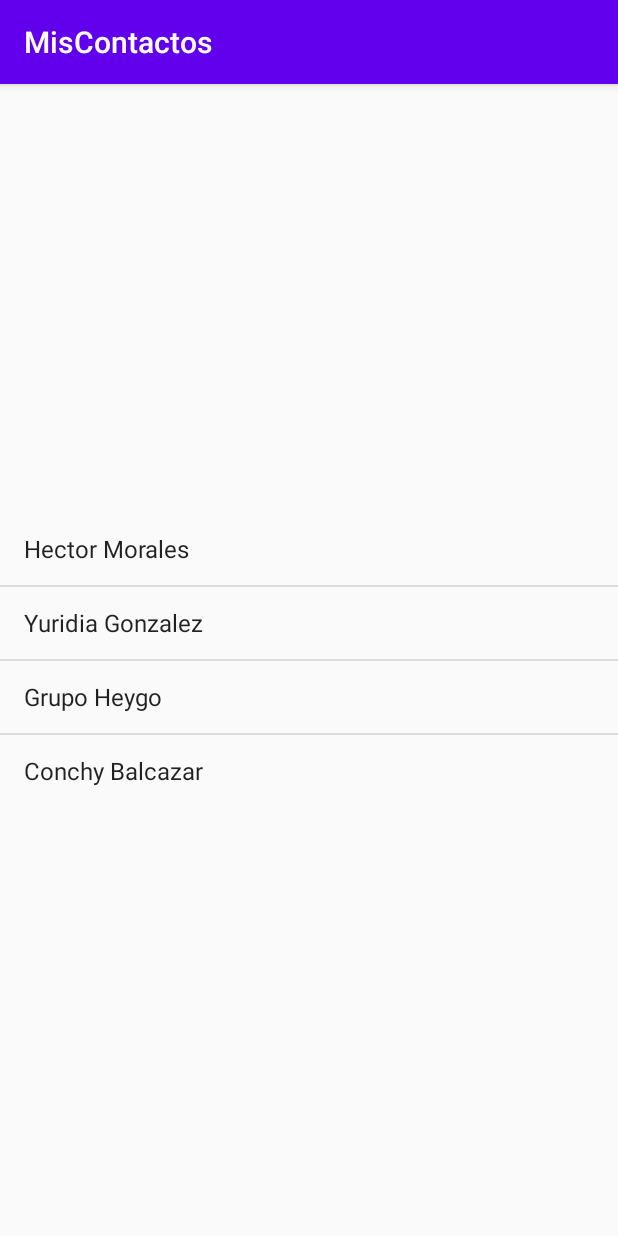
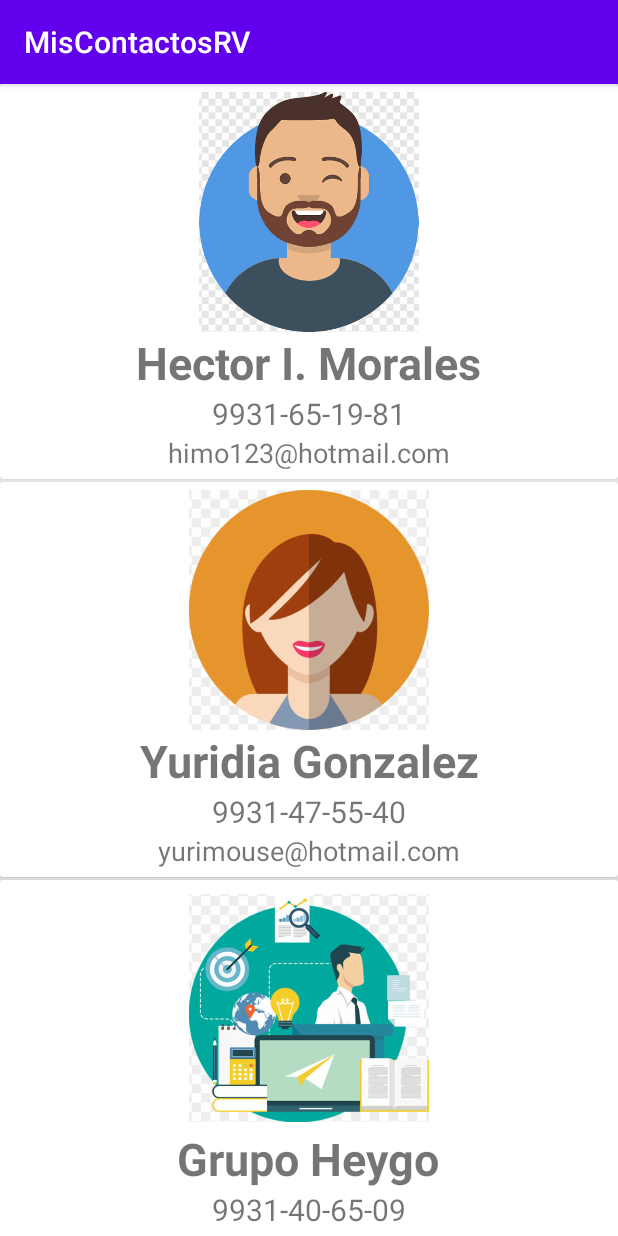
Before and after one commit to himo123/MisContactos, an Android app: the screen it shows after launch (MainActivity), on a phone screen of 412 x 824 dp. Run offline under Robolectric (Android 15) with nearby library versions, the phone set to English and light mode, and no system bars.

Commit message:
Commit despues de borrar todo el codigo del RecyclerView porque no funcionó Commit con el RecyclerView funcionando correctamente (semana 3)

```diff
--- a/app/build.gradle
+++ b/app/build.gradle
@@ -5,7 +5,7 @@ android {
     buildToolsVersion "29.0.3"
 
     defaultConfig {
-        applicationId "com.himo.miscontactos"
+        applicationId "com.himo.miscontactosrv"
         minSdkVersion 21
         targetSdkVersion 29
         versionCode 1
@@ -26,6 +26,8 @@ dependencies {
     implementation fileTree(dir: "libs", include: ["*.jar"])
     implementation 'androidx.appcompat:appcompat:1.1.0'
     implementation 'androidx.constraintlayout:constraintlayout:1.1.3'
+    implementation 'androidx.recyclerview:recyclerview:1.1.0'
+    implementation 'androidx.cardview:cardview:1.0.0'
     testImplementation 'junit:junit:4.12'
     androidTestImplementation 'androidx.test.ext:junit:1.1.1'
     androidTestImplementation 'androidx.test.espresso:espresso-core:3.2.0'
--- a/app/src/main/AndroidManifest.xml
+++ b/app/src/main/AndroidManifest.xml
@@ -1,6 +1,6 @@
 <?xml version="1.0" encoding="utf-8"?>
 <manifest xmlns:android="http://schemas.android.com/apk/res/android"
-    package="com.himo.miscontactos">
+    package="com.himo.miscontactosrv">
 
     <uses-permission android:name="android.permission.CALL_PHONE" />
     <application
@@ -10,8 +10,8 @@
         android:roundIcon="@mipmap/ic_launcher_round"
         android:supportsRtl="true"
         android:theme="@style/AppTheme">
-        <activity android:name=".DetalleContacto"></activity>
-        <activity android:name=".MainActivity">
+        <activity android:name="com.himo.miscontactosrv.DetalleContacto"></activity>
+        <activity android:name="com.himo.miscontactosrv.MainActivity">
             <intent-filter>
                 <action android:name="android.intent.action.MAIN" />
 
--- a/app/src/main/java/com/himo/miscontactos/MainActivity.java
+++ /dev/null
@@ -1,50 +0,0 @@
-package com.himo.miscontactos;
-
-import androidx.appcompat.app.AppCompatActivity;
-
-import android.content.Intent;
-import android.os.Bundle;
-import android.view.View;
-import android.widget.AdapterView;
-import android.widget.ArrayAdapter;
-import android.widget.ListView;
-
-import java.util.ArrayList;
-
-public class MainActivity extends AppCompatActivity {
-
-    ArrayList<Contacto> contactos;
-
-    @Override
-    protected void onCreate(Bundle savedInstanceState) {
-        super.onCreate(savedInstanceState);
-        setContentView(R.layout.activity_main);
-
-        contactos = new ArrayList<Contacto>();
-
-        contactos.add(new Contacto("Hector Morales", "9931-65-19-81", "himo123@hotmail.com"));
-        contactos.add(new Contacto("Yuridia Gonzalez", "9931-47-55-40", "yurimouse@hotmail.com"));
-        contactos.add(new Contacto("Grupo Heygo", "9931-40-65-09", "grupo_heygo@hotmail.com"));
-        contactos.add(new Contacto("Conchy Balcazar", "9933-51-13-26", "siluet_black@hotmail.com"));
-
-        ArrayList<String> nombresContactos = new ArrayList<String>();
-        for (Contacto contacto: contactos) {
-            nombresContactos.add(contacto.getNombre());
-        }
-
-        ListView lstListaContactos = findViewById(R.id.lstListaContactos);
-        lstListaContactos.setAdapter(new ArrayAdapter<String>(this, android.R.layout.simple_list_item_1, nombresContactos));
-        lstListaContactos.setOnItemClickListener(new AdapterView.OnItemClickListener() {
-            @Override
-            public void onItemClick(AdapterView<?> parent, View view, int position, long id) {
-                Intent intento = new Intent(MainActivity.this, DetalleContacto.class);
-                intento.putExtra(getResources().getString(R.string.pnombre), contactos.get(position).getNombre());
-                intento.putExtra(getResources().getString(R.string.ptelefono), contactos.get(position).getTelefono());
-                intento.putExtra(getResources().getString(R.string.pemail), contactos.get(position).getEmail());
-                startActivity(intento);
-                finish();
-            }
-        });
-
-    }
-}
--- a/app/src/main/java/com/himo/miscontactos/Contacto.java
+++ b/app/src/main/java/com/himo/miscontactosrv/Contacto.java
@@ -1,15 +1,21 @@
-package com.himo.miscontactos;
+package com.himo.miscontactosrv;
 
 public class Contacto {
     private String nombre;
     private String telefono;
     private String email;
+    private int foto;
 
-    public Contacto(String nombre, String telefono, String email) {
+    public Contacto(int foto, String nombre, String telefono, String email) {
         this.nombre = nombre;
         this.telefono = telefono;
         this.email = email;
+        this.foto = foto;
     }
+
+    public int getFoto() { return foto; }
+
+    public void setFoto(int foto) { this.foto = foto; }
 
     public String getNombre() {
         return nombre;
--- /dev/null
+++ b/app/src/main/java/com/himo/miscontactosrv/ContactoAdaptador.java
@@ -0,0 +1,75 @@
+package com.himo.miscontactosrv;
+
+import android.app.Activity;
+import android.content.Context;
+import android.content.Intent;
+import android.view.LayoutInflater;
+import android.view.View;
+import android.view.ViewGroup;
+import android.widget.ImageView;
+import android.widget.TextView;
+import android.widget.Toast;
+
+import androidx.annotation.NonNull;
+import androidx.recyclerview.widget.RecyclerView;
+
+import java.util.ArrayList;
+
+public class ContactoAdaptador extends RecyclerView.Adapter<ContactoAdaptador.ContactoViewHolder> {
+
+ArrayList<Contacto> contactos;
+Activity activity;
+
+    public ContactoAdaptador(ArrayList<Contacto> contactos, Activity activity) {
+        this.contactos = contactos;
+        this.activity = activity;
+    }
+
+    public static class ContactoViewHolder extends RecyclerView.ViewHolder {
+        private ImageView imgFoto;
+        private TextView tvNombreCV;
+        private TextView tvTelefonoCV;
+        private TextView tvEmailCV;
+
+        public ContactoViewHolder(@NonNull View itemView) {
+            super(itemView);
+            imgFoto       = (ImageView) itemView.findViewById(R.id.imgFoto);
+            tvNombreCV    = (TextView) itemView.findViewById(R.id.tvNombreCV);
+            tvTelefonoCV  = (TextView) itemView.findViewById(R.id.tvTelefonoCV);
+            tvEmailCV     = (TextView) itemView.findViewById(R.id.tvEmailCV);
+        }
+    }
+
+    @NonNull  @Override  //Inflar el layout y los pasa al ViewHolder para que obtenga los views
+    public ContactoViewHolder onCreateViewHolder(@NonNull ViewGroup parent, int viewType) {
+        LayoutInflater inflar = LayoutInflater.from(parent.getContext());
+        View elemento = inflar.inflate(R.layout.cardview_contacto, parent, false);
+        return new ContactoViewHolder(elemento);
+    }
+
+    @Override  //asocia cada elemento de la lista con cada view
+    public void onBindViewHolder(@NonNull ContactoViewHolder holder, int position) {
+        final Contacto contacto = contactos.get(position);
+        holder.imgFoto.setImageResource(contacto.getFoto());
+        holder.tvNombreCV.setText(contacto.getNombre());
+        holder.tvTelefonoCV.setText(contacto.getTelefono());
+        holder.tvEmailCV.setText(contacto.getEmail());
+
+        holder.imgFoto.setOnClickListener(new View.OnClickListener() {
+            @Override
+            public void onClick(View v) {
+                Intent intento = new Intent(activity, DetalleContacto.class);
+                intento.putExtra(activity.getResources().getString(R.string.pnombre), contacto.getNombre());
+                intento.putExtra(activity.getResources().getString(R.string.ptelefono), contacto.getTelefono());
+                intento.putExtra(activity.getResources().getString(R.string.pemail), contacto.getEmail());
+                activity.startActivity(intento);
+            }
+        });
+    }
+
+    @Override
+    public int getItemCount() {  //Cantidad de elementos que contiene la lista
+        return contactos.size();
+    }
+
+}
--- a/app/src/main/java/com/himo/miscontactos/DetalleContacto.java
+++ b/app/src/main/java/com/himo/miscontactosrv/DetalleContacto.java
@@ -1,4 +1,4 @@
-package com.himo.miscontactos;
+package com.himo.miscontactosrv;
 
 import androidx.appcompat.app.AppCompatActivity;
 import androidx.core.app.ActivityCompat;
--- /dev/null
+++ b/app/src/main/java/com/himo/miscontactosrv/MainActivity.java
@@ -0,0 +1,73 @@
+package com.himo.miscontactosrv;
+
+import androidx.appcompat.app.AppCompatActivity;
+import androidx.recyclerview.widget.GridLayoutManager;
+import androidx.recyclerview.widget.LinearLayoutManager;
+import androidx.recyclerview.widget.RecyclerView;
+
+import android.os.Bundle;
+
+import java.util.ArrayList;
+
+public class MainActivity extends AppCompatActivity {
+
+    ArrayList<Contacto> contactos;
+    private RecyclerView listaContactos;
+
+    @Override
+    protected void onCreate(Bundle savedInstanceState) {
+        super.onCreate(savedInstanceState);
+        setContentView(R.layout.activity_main);
+
+/*        ArrayList<String> nombresContactos = new ArrayList<String>();
+        for (Contacto contacto: contactos) {
+            nombresContactos.add(contacto.getNombre());
+        }
+
+        ListView lstListaContactos = findViewById(R.id.lstListaContactos);
+        lstListaContactos.setAdapter(new ArrayAdapter<String>(this, android.R.layout.simple_list_item_1, nombresContactos));
+        lstListaContactos.setOnItemClickListener(new AdapterView.OnItemClickListener() {
+            @Override
+            public void onItemClick(AdapterView<?> parent, View view, int position, long id) {
+                Intent intento = new Intent(MainActivity.this, DetalleContacto.class);
+                intento.putExtra(getResources().getString(R.string.pnombre), contactos.get(position).getNombre());
+                intento.putExtra(getResources().getString(R.string.ptelefono), contactos.get(position).getTelefono());
+                intento.putExtra(getResources().getString(R.string.pemail), contactos.get(position).getEmail());
+                startActivity(intento);
+                finish();
+            }
+        }); */
+
+        listaContactos = (RecyclerView) findViewById(R.id.rvContactos);
+
+//        Layout para ver los contactos en forma de lista
+        LinearLayoutManager llm = new LinearLayoutManager(this);
+        llm.setOrientation(LinearLayoutManager.VERTICAL);
+        listaContactos.setLayoutManager(llm);
+
+//        Layout para ver los contactos en forma de grid
+//        GridLayoutManager glm = new GridLayoutManager(this, 2);
+//        listaContactos.setLayoutManager(glm);
+
+        inicializarListaContactos();
+        inicializarAdaptador();
+    }
+
+    public void inicializarAdaptador() {
+        ContactoAdaptador adaptador = new ContactoAdaptador(contactos, this);
+        listaContactos.setAdapter(adaptador);
+    }
+
+    public  void inicializarListaContactos() {
+        contactos = new ArrayList<Contacto>();
+        contactos.add(new Contacto(R.drawable.himo,"Hector I. Morales", "9931-65-19-81", "himo123@hotmail.com"));
+        contactos.add(new Contacto(R.drawable.yuyi, "Yuridia Gonzalez", "9931-47-55-40", "yurimouse@hotmail.com"));
+        contactos.add(new Contacto(R.drawable.heygo,"Grupo Heygo", "9931-40-65-09", "grupo_heygo@hotmail.com"));
+        contactos.add(new Contacto(R.drawable.conchy,"Conchy Balcazar", "9933-51-13-26", "siluet_black@hotmail.com"));
+        contactos.add(new Contacto(R.drawable.himo,"Ivan Daniel Morales", "9931-40-65-09", "idmg210@gmail.com"));
+        contactos.add(new Contacto(R.drawable.himo,"Matias Adrian Morales", "9931-40-65-09", "matiasadrianmg12@gmail.com"));
+        contactos.add(new Contacto(R.drawable.yuyi, "Mara Y. Morales", "9933002700","maraymorales@gmail.com"));
+        contactos.add(new Contacto(R.drawable.yuyi, "Denisse C. Morales", "9931123456","decrymoba@hotmail.com"));
+    }
+
+}
--- a/app/src/main/res/layout/activity_main.xml
+++ b/app/src/main/res/layout/activity_main.xml
@@ -1,12 +1,12 @@
 <?xml version="1.0" encoding="utf-8"?>
-<androidx.constraintlayout.widget.ConstraintLayout xmlns:android="http://schemas.android.com/apk/res/android"
-    xmlns:app="http://schemas.android.com/apk/res-auto"
+<RelativeLayout
+    xmlns:android="http://schemas.android.com/apk/res/android"
     xmlns:tools="http://schemas.android.com/tools"
     android:layout_width="match_parent"
     android:layout_height="match_parent"
     tools:context=".MainActivity">
 
-    <ListView
+<!--    <ListView
         android:id="@+id/lstListaContactos"
         android:layout_width="match_parent"
         android:layout_height="wrap_content"
@@ -15,5 +15,11 @@
         app:layout_constraintRight_toRightOf="parent"
         app:layout_constraintTop_toTopOf="parent">
 
-    </ListView>
-</androidx.constraintlayout.widget.ConstraintLayout>
+    </ListView> -->
+
+    <androidx.recyclerview.widget.RecyclerView
+        android:id="@+id/rvContactos"
+        android:layout_width="match_parent"
+        android:layout_height="match_parent"/>
+
+</RelativeLayout>
--- /dev/null
+++ b/app/src/main/res/layout/cardview_contacto.xml
@@ -0,0 +1,52 @@
+<?xml version="1.0" encoding="utf-8"?>
+<androidx.cardview.widget.CardView xmlns:android="http://schemas.android.com/apk/res/android"
+    android:id="@+id/cvContacto"
+    android:layout_height="wrap_content"
+    android:layout_width="match_parent"
+    android:layout_marginBottom="@dimen/cardview_default_elevation">
+
+    <LinearLayout
+        android:layout_width="match_parent"
+        android:layout_height="match_parent"
+        android:orientation="vertical"
+        android:padding="5dp">
+
+        <ImageView
+            android:id="@+id/imgFoto"
+            android:layout_width="160dp"
+            android:layout_height="160dp"
+            android:layout_gravity="center"
+            android:contentDescription="@string/pnombre"
+            android:src="@drawable/contactosinfoto" />
+
+        <TextView
+            android:id="@+id/tvNombreCV"
+            android:layout_width="wrap_content"
+            android:layout_height="wrap_content"
+            android:layout_gravity="center"
+            android:text="@string/pnombre"
+            android:textSize="@dimen/nombre_contacto"
+            android:textStyle="bold"
+            android:textAlignment="center"/>
+
+        <TextView
+            android:id="@+id/tvTelefonoCV"
+            android:layout_width="wrap_content"
+            android:layout_height="wrap_content"
+            android:layout_gravity="center"
+            android:text="@string/ptelefono"
+            android:textSize="@dimen/telefono_contacto"
+            android:textAlignment="center"/>
+
+        <TextView
+            android:id="@+id/tvEmailCV"
+            android:layout_width="wrap_content"
+            android:layout_height="wrap_content"
+            android:layout_gravity="center"
+            android:text="@string/pemail"
+            android:textSize="@dimen/email_contacto"
+            android:textAlignment="center"/>
+
+    </LinearLayout>
+
+</androidx.cardview.widget.CardView>
--- a/app/src/main/res/values-large/dimens.xml
+++ b/app/src/main/res/values-large/dimens.xml
@@ -1,6 +1,7 @@
 <?xml version="1.0" encoding="utf-8"?>
 <resources>
-    <dimen name="nombre_contacto">30dp</dimen>
-    <dimen name="telefono_contacto">20dp</dimen>
-    <dimen name="email_contacto">18dp</dimen>
+    <dimen name="nombre_contacto">30sp</dimen>
+    <dimen name="telefono_contacto">20sp</dimen>
+    <dimen name="email_contacto">18sp</dimen>
+    <dimen name="corner_radius_cardview">4dp</dimen>
 </resources>
--- a/app/src/main/res/values-normal/dimens.xml
+++ b/app/src/main/res/values-normal/dimens.xml
@@ -1,8 +1,8 @@
 <?xml version="1.0" encoding="utf-8"?>
 <resources>
-    <dimen name="nombre_contacto">30dp</dimen>
-    <dimen name="telefono_contacto">20dp</dimen>
-    <dimen name="email_contacto">18dp</dimen>
-    <dimen name="top">20dp</dimen>
+    <dimen name="nombre_contacto">30sp</dimen>
+    <dimen name="telefono_contacto">20sp</dimen>
+    <dimen name="email_contacto">18sp</dimen>
+    <dimen name="top">20sp</dimen>
     <dimen name="left">10dp</dimen>
 </resources>
--- a/app/src/main/res/values-small/dimens.xml
+++ b/app/src/main/res/values-small/dimens.xml
@@ -1,6 +1,6 @@
 <?xml version="1.0" encoding="utf-8"?>
 <resources>
-    <dimen name="nombre_contacto">30dp</dimen>
-    <dimen name="telefono_contacto">20dp</dimen>
-    <dimen name="email_contacto">18dp</dimen>
+    <dimen name="nombre_contacto">30sp</dimen>
+    <dimen name="telefono_contacto">20sp</dimen>
+    <dimen name="email_contacto">18sp</dimen>
 </resources>
--- a/app/src/main/res/values-xlarge/dimens.xml
+++ b/app/src/main/res/values-xlarge/dimens.xml
@@ -1,6 +1,6 @@
 <?xml version="1.0" encoding="utf-8"?>
 <resources>
-    <dimen name="nombre_contacto">40dp</dimen>
-    <dimen name="telefono_contacto">30dp</dimen>
-    <dimen name="email_contacto">28dp</dimen>
+    <dimen name="nombre_contacto">40sp</dimen>
+    <dimen name="telefono_contacto">30sp</dimen>
+    <dimen name="email_contacto">28sp</dimen>
 </resources>
--- a/app/src/main/res/values/colors.xml
+++ b/app/src/main/res/values/colors.xml
@@ -3,4 +3,5 @@
     <color name="colorPrimary">#6200EE</color>
     <color name="colorPrimaryDark">#3700B3</color>
     <color name="colorAccent">#03DAC5</color>
+    <color name="colorWhite">#FFFFFF</color>
 </resources>
--- a/app/src/main/res/values/strings.xml
+++ b/app/src/main/res/values/strings.xml
@@ -1,9 +1,9 @@
 <resources>
-    <string name="app_name">MisContactos</string>
+    <string name="app_name">MisContactosRV</string>
     <string name="nombreContacto">Hector Morales</string>
     <string name="telefonoContacto">9931651981</string>
     <string name="emailContacto">himo123@gmail.com</string>
     <string name="pnombre">nombre</string>
     <string name="ptelefono">telefono</string>
-    <string name="pemail">pemail</string>
+    <string name="pemail">email</string>
 </resources>
--- a/build.gradle
+++ b/build.gradle
@@ -5,7 +5,7 @@ buildscript {
         jcenter()
     }
     dependencies {
-        classpath "com.android.tools.build:gradle:4.0.0"
+        classpath 'com.android.tools.build:gradle:4.0.1'
 
         // NOTE: Do not place your application dependencies here; they belong
         // in the individual module build.gradle files
```
Also changed, not shown: 4 other files.
